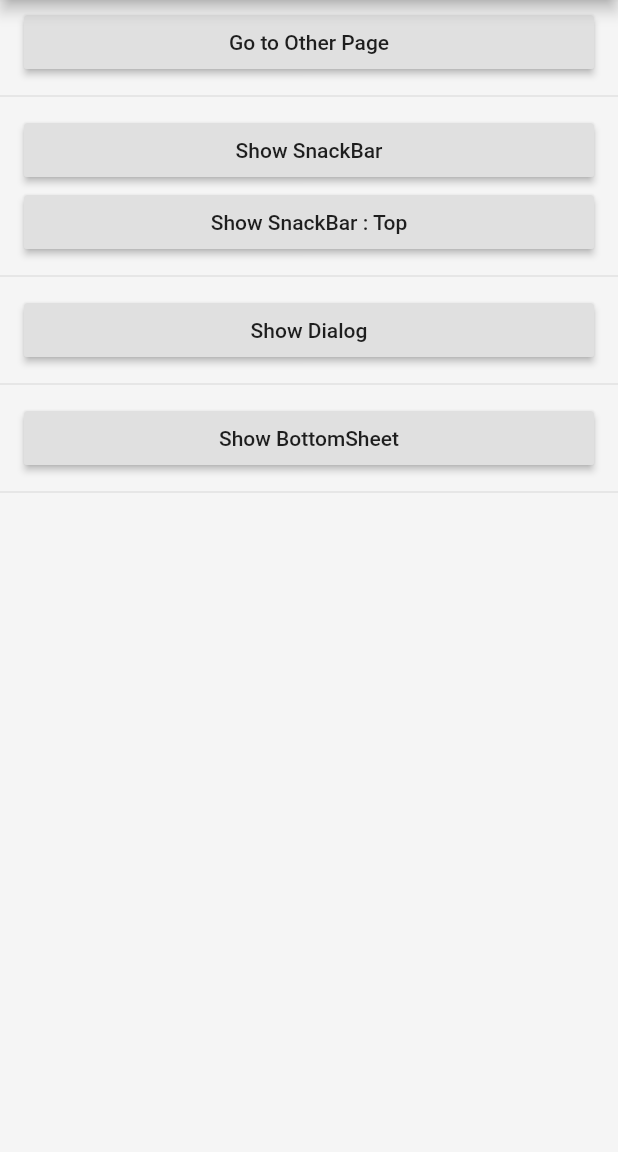
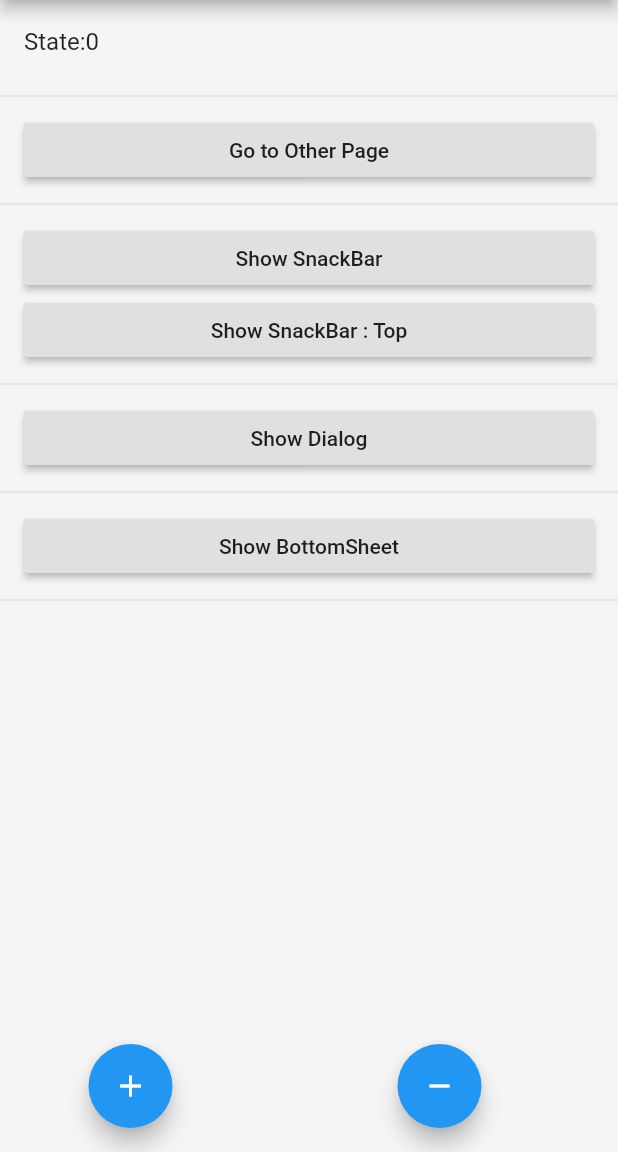
Before and after one commit to esmaeil-ahmadipour/Flutter_GetX, a Flutter app: the screen it shows after launch, on a phone screen of 412 x 824 dp, the part 84-1236 px from its top. Run offline on Flutter 3.47's test engine with Material 2 defaults, Android fonts, the phone set to English and light mode, and no system bars; our stand-ins replace get.

Commit message:
add: State Management with Get-Package

```diff
--- a/lib/home.dart
+++ b/lib/home.dart
@@ -1,5 +1,7 @@
 import 'package:flutter/material.dart';
+import 'package:flutter_getx/state_management/counter_state.dart';
 import 'package:flutter_getx/utils/components.dart';
+import 'package:get/get.dart';
 
 class MyHomePage extends StatefulWidget {
   MyHomePage({Key key, this.title}) : super(key: key);
@@ -11,14 +13,20 @@ class MyHomePage extends StatefulWidget {
 }
 
 class _MyHomePageState extends State<MyHomePage> {
+  final CounterState counterState = Get.put(CounterState());
+
   @override
   Widget build(BuildContext context) {
     return Scaffold(
+      floatingActionButton: buildRow(),
       appBar: AppBar(
         title: Text(widget.title),
       ),
       body: ListView(
         children: [
+          ListTile(
+              title: Obx(() => Text('State:' + counterState.counter.string))),
+          Divider(),
           ListTile(
             title: RaisedButton(
               child: Text('Go to Other Page'),
@@ -65,4 +73,25 @@ class _MyHomePageState extends State<MyHomePage> {
       ),
     );
   }
+
+  Row buildRow() {
+    return Row(
+      mainAxisAlignment: MainAxisAlignment.spaceAround,
+      crossAxisAlignment: CrossAxisAlignment.center,
+      children: [
+        FloatingActionButton(
+          child: Icon(Icons.add),
+          onPressed: () {
+            counterState.increment();
+          },
+        ),
+        FloatingActionButton(
+          child: Icon(Icons.remove_rounded),
+          onPressed: () {
+            counterState.decrement();
+          },
+        ),
+      ],
+    );
+  }
 }
--- /dev/null
+++ b/lib/state_management/counter_state.dart
@@ -0,0 +1,9 @@
+import 'package:get/get.dart';
+import 'package:get/get_state_manager/get_state_manager.dart';
+
+class CounterState extends GetxController{
+  RxInt counter =0.obs;
+
+  void increment() => counter.value++;
+  void decrement() => counter.value--;
+}
```
